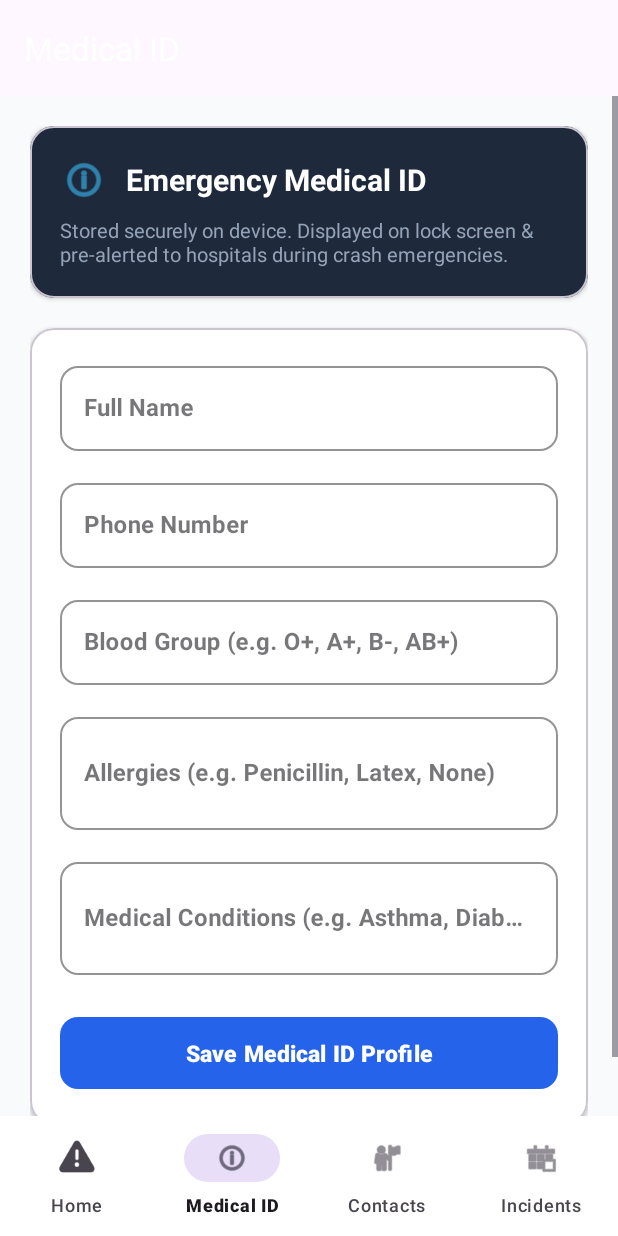
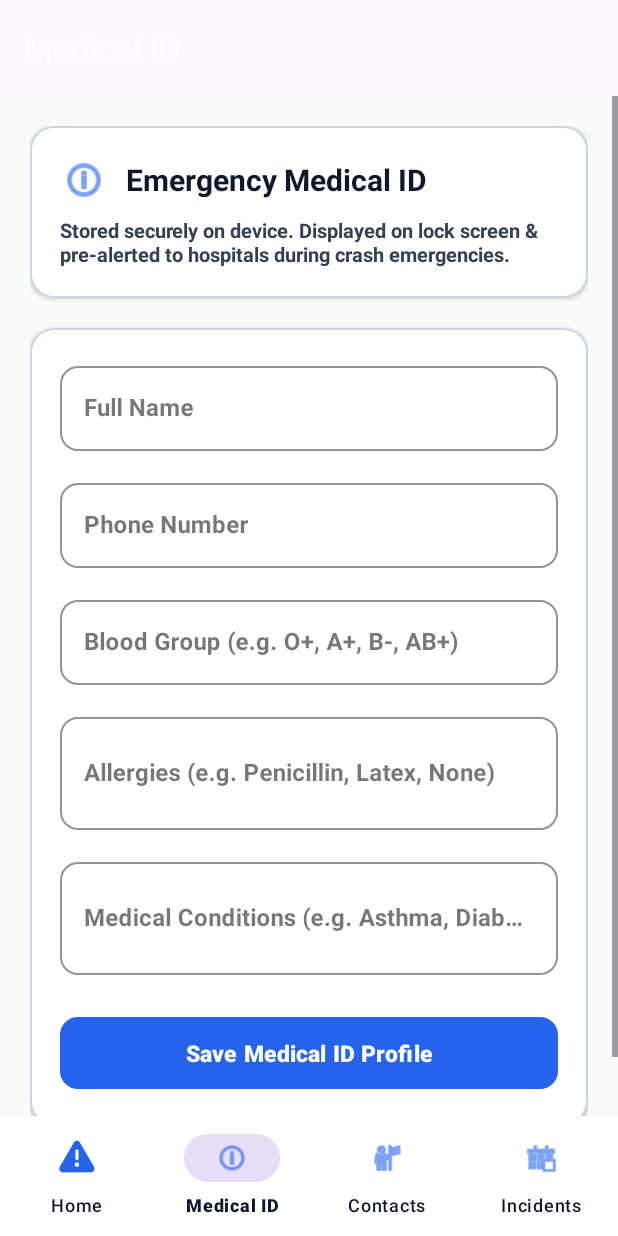
Before and after one commit to royprince12-code/golden_hour, an Android app: the MedicalIdFragment screen opened through its navigation route, on a phone screen of 412 x 824 dp. Run offline under Robolectric (Android 15) with nearby library versions, the phone set to English and light mode, and no system bars; our stand-ins replace navigation-ui.

Commit message:
Update: Enhance text readability with high-contrast bold text and dark hint colors across bottom menu, medical ID, and reports

```diff
--- a/app/src/main/res/layout/activity_main.xml
+++ b/app/src/main/res/layout/activity_main.xml
@@ -34,6 +34,8 @@
         app:menu="@menu/bottom_nav_menu"
         app:labelVisibilityMode="labeled"
         android:background="#FFFFFF"
+        app:itemTextColor="#0F172A"
+        app:itemIconTint="#2563EB"
         app:elevation="8dp" />
 
 </LinearLayout>
--- a/app/src/main/res/layout/fragment_medical_id.xml
+++ b/app/src/main/res/layout/fragment_medical_id.xml
@@ -18,7 +18,9 @@
             android:layout_height="wrap_content"
             app:cardCornerRadius="16dp"
             app:cardElevation="2dp"
-            app:cardBackgroundColor="#1E293B"
+            app:cardBackgroundColor="#FFFFFF"
+            app:strokeWidth="1dp"
+            app:strokeColor="#CBD5E1"
             android:layout_marginBottom="20dp">
 
             <LinearLayout
@@ -37,7 +39,7 @@
                         android:layout_width="32dp"
                         android:layout_height="32dp"
                         android:src="@android:drawable/ic_menu_info_details"
-                        app:tint="#38BDF8"
+                        app:tint="#2563EB"
                         android:layout_marginEnd="12dp"
                         android:contentDescription="Medical Icon" />
 
@@ -45,7 +47,7 @@
                         android:layout_width="wrap_content"
                         android:layout_height="wrap_content"
                         android:text="Emergency Medical ID"
-                        android:textColor="#FFFFFF"
+                        android:textColor="#0F172A"
                         android:textSize="20sp"
                         android:textStyle="bold" />
                 </LinearLayout>
@@ -55,8 +57,9 @@
                     android:layout_height="wrap_content"
                     android:layout_marginTop="8dp"
                     android:text="Stored securely on device. Displayed on lock screen &amp; pre-alerted to hospitals during crash emergencies."
-                    android:textColor="#94A3B8"
-                    android:textSize="13sp" />
+                    android:textColor="#334155"
+                    android:textSize="13sp"
+                    android:textStyle="bold" />
             </LinearLayout>
         </com.google.android.material.card.MaterialCardView>
 
@@ -67,6 +70,8 @@
             app:cardCornerRadius="16dp"
             app:cardElevation="2dp"
             app:cardBackgroundColor="#FFFFFF"
+            app:strokeWidth="1dp"
+            app:strokeColor="#CBD5E1"
             android:layout_marginBottom="16dp">
 
             <LinearLayout
@@ -93,7 +98,7 @@
                         android:layout_width="match_parent"
                         android:layout_height="wrap_content"
                         android:textColor="#000000"
-                        android:textColorHint="#64748B"
+                        android:textColorHint="#475569"
                         android:textSize="16sp"
                         android:textStyle="bold"
                         android:inputType="textPersonName" />
@@ -117,7 +122,7 @@
                         android:layout_width="match_parent"
                         android:layout_height="wrap_content"
                         android:textColor="#000000"
-                        android:textColorHint="#64748B"
+                        android:textColorHint="#475569"
                         android:textSize="16sp"
                         android:textStyle="bold"
                         android:inputType="phone" />
@@ -141,7 +146,7 @@
                         android:layout_width="match_parent"
                         android:layout_height="wrap_content"
                         android:textColor="#000000"
-                        android:textColorHint="#64748B"
+                        android:textColorHint="#475569"
                         android:textSize="16sp"
                         android:textStyle="bold"
                         android:inputType="textCapCharacters" />
@@ -165,7 +170,7 @@
                         android:layout_width="match_parent"
                         android:layout_height="wrap_content"
                         android:textColor="#000000"
-                        android:textColorHint="#64748B"
+                        android:textColorHint="#475569"
                         android:textSize="16sp"
                         android:textStyle="bold"
                         android:inputType="textMultiLine"
@@ -190,7 +195,7 @@
                         android:layout_width="match_parent"
                         android:layout_height="wrap_content"
                         android:textColor="#000000"
-                        android:textColorHint="#64748B"
+                        android:textColorHint="#475569"
                         android:textSize="16sp"
                         android:textStyle="bold"
                         android:inputType="textMultiLine"
```
